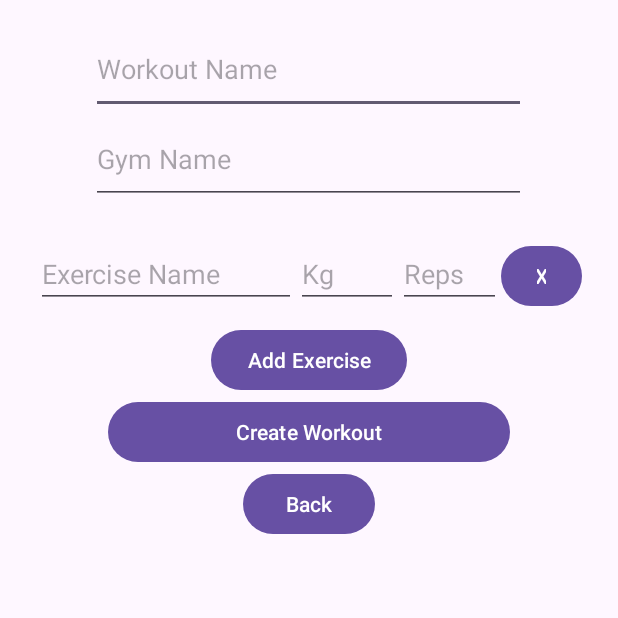
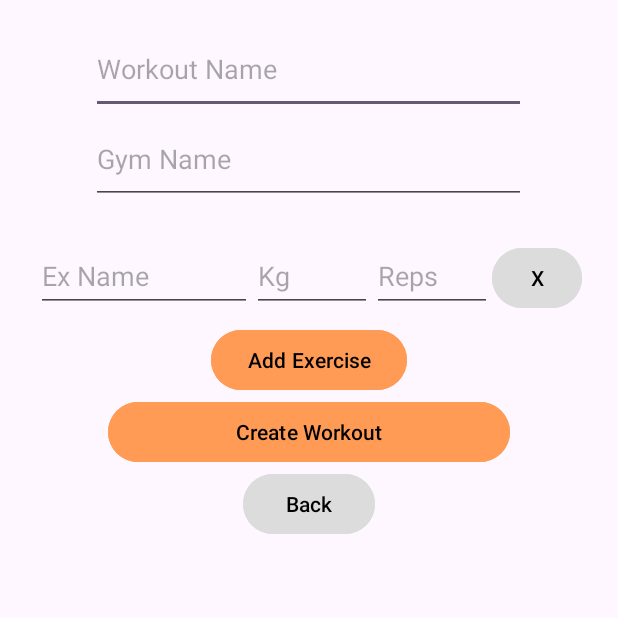
Before and after one commit to DankoKr/pace, an Android app: the CreateWorkoutActivity screen opened directly, with no data from a screen before it, after a tap on "Add Exercise", on a phone screen of 412 x 824 dp, the top half of it. Run offline under Robolectric (Android 15) with nearby library versions, the phone set to English and light mode, and no system bars; our stand-ins replace Firebase (no records; nobody signed in at launch, a user with empty details on screens opened directly).

Commit message:
Improved design (colors and workout/ex item styles) + added back functionality on create/save ex

```diff
--- a/app/src/main/java/com/example/pace/CreateWorkoutActivity.kt
+++ b/app/src/main/java/com/example/pace/CreateWorkoutActivity.kt
@@ -9,8 +9,8 @@ import android.widget.LinearLayout
 import android.widget.Toast
 import androidx.appcompat.app.AppCompatActivity
 import androidx.lifecycle.lifecycleScope
+import com.example.pace.business.IAuthService
 import com.example.pace.business.IExerciseService
-import com.example.pace.business.IAuthService
 import com.example.pace.business.IWorkoutService
 import com.example.pace.business.impl.AuthServiceImpl
 import com.example.pace.business.impl.ExerciseServiceImpl
@@ -82,6 +82,10 @@ class CreateWorkoutActivity : AppCompatActivity() {
             lifecycleScope.launch {
                 try {
                     workoutService.createWorkout(userId, workout)
+                    startActivity(Intent(
+                        this@CreateWorkoutActivity,
+                        MainActivity::class.java
+                    ))
                 } catch (e: Exception) {
                     Toast.makeText(this@CreateWorkoutActivity, "Failed to create workout: ${e.message}", Toast.LENGTH_LONG).show()
                 }
--- a/app/src/main/java/com/example/pace/ManageWorkoutActivity.kt
+++ b/app/src/main/java/com/example/pace/ManageWorkoutActivity.kt
@@ -110,6 +110,7 @@ class ManageWorkoutActivity : AppCompatActivity() {
             lifecycleScope.launch {
                 try {
                     workoutService.editWorkout(userId, selectedDate, workout)
+                    startActivity(Intent(this@ManageWorkoutActivity, MainActivity::class.java))
                 } catch (e: Exception) {
                     Toast.makeText(this@ManageWorkoutActivity, "Failed to save changes: ${e.message}", Toast.LENGTH_LONG).show()
                 }
--- a/app/src/main/java/com/example/pace/adapter/WorkoutAdapter.kt
+++ b/app/src/main/java/com/example/pace/adapter/WorkoutAdapter.kt
@@ -24,6 +24,7 @@ class WorkoutAdapter(private val workouts: List<Workout>) :
 
     inner class ViewHolder(itemView: View) : RecyclerView.ViewHolder(itemView) {
         val workoutNameTextView: TextView = itemView.findViewById(R.id.workoutNameTextView)
+        val workoutGymNameTextView: TextView = itemView.findViewById(R.id.workoutGymNameTextView)
 
         init {
             // Set click listener
@@ -45,6 +46,7 @@ class WorkoutAdapter(private val workouts: List<Workout>) :
     override fun onBindViewHolder(holder: ViewHolder, position: Int) {
         val workout = workouts[position]
         holder.workoutNameTextView.text = workout.workoutName
+        holder.workoutGymNameTextView.text = workout.gymName
     }
 
     override fun getItemCount(): Int {
--- a/app/src/main/res/layout/activity_create_workout.xml
+++ b/app/src/main/res/layout/activity_create_workout.xml
@@ -43,20 +43,26 @@
             android:layout_width="wrap_content"
             android:layout_height="wrap_content"
             android:text="@string/add_exercise"
-            android:layout_gravity="center"/>
+            android:layout_gravity="center"
+            android:backgroundTint="@color/orange"
+            android:textColor="@color/black" />
 
         <Button
             android:id="@+id/btnCreateWorkout"
             android:layout_width="268dp"
             android:layout_height="wrap_content"
             android:text="@string/create_workout"
-            android:layout_gravity="center" />
+            android:layout_gravity="center"
+            android:backgroundTint="@color/orange"
+            android:textColor="@color/black" />
 
         <Button
             android:id="@+id/btnGoBack"
             android:layout_width="wrap_content"
             android:layout_height="wrap_content"
             android:layout_gravity="center"
-            android:text="@string/go_back" />
+            android:text="@string/go_back"
+            android:backgroundTint="#DCDCDC"
+            android:textColor="@color/black" />
     </LinearLayout>
 </ScrollView>
--- a/app/src/main/res/layout/exercise_item.xml
+++ b/app/src/main/res/layout/exercise_item.xml
@@ -7,8 +7,8 @@
 
     <EditText
         android:id="@+id/exerciseName"
-        android:layout_width="15dp"
-        android:layout_height="wrap_content"
+        android:layout_width="48dp"
+        android:layout_height="48dp"
         android:layout_weight="3"
         android:hint="@string/exercise_name"
         android:inputType="text"
@@ -16,8 +16,8 @@
 
     <EditText
         android:id="@+id/kgField"
-        android:layout_width="15dp"
-        android:layout_height="wrap_content"
+        android:layout_width="48dp"
+        android:layout_height="48dp"
         android:layout_weight="1"
         android:hint="@string/kg"
         android:inputType="numberDecimal"
@@ -25,8 +25,8 @@
 
     <EditText
         android:id="@+id/repsField"
-        android:layout_width="15dp"
-        android:layout_height="wrap_content"
+        android:layout_width="48dp"
+        android:layout_height="48dp"
         android:layout_weight="1"
         android:hint="@string/reps"
         android:inputType="number"
@@ -34,8 +34,10 @@
 
     <Button
         android:id="@+id/btnDeleteExercise"
-        android:layout_width="54dp"
-        android:layout_height="wrap_content"
-        android:text="@string/x" />
+        android:layout_width="60dp"
+        android:layout_height="48dp"
+        android:text="@string/x"
+        android:backgroundTint="#DCDCDC"
+        android:textColor="@color/black" />
 
 </LinearLayout>
--- a/app/src/main/res/values/strings.xml
+++ b/app/src/main/res/values/strings.xml
@@ -11,7 +11,7 @@
     <string name="workout_name">Workout Name</string>
     <string name="gym_name">Gym Name</string>
     <string name="add_exercise">Add Exercise</string>
-    <string name="exercise_name">Exercise Name</string>
+    <string name="exercise_name">Ex Name</string>
     <string name="kg">Kg</string>
     <string name="reps">Reps</string>
     <string name="create_workout">Create Workout</string>
--- a/build.gradle.kts
+++ b/build.gradle.kts
@@ -5,6 +5,6 @@ buildscript {
 }
 // Top-level build file where you can add configuration options common to all sub-projects/modules.
 plugins {
-    id("com.android.application") version "8.3.2" apply false
+    id("com.android.application") version "8.4.0" apply false
     id("org.jetbrains.kotlin.android") version "1.9.22" apply false
 }
```
Also changed, not shown: app/src/main/res/layout/activity_main.xml (+11 -7 lines), app/src/main/res/layout/activity_manage_workout.xml (+9 -3 lines), app/src/main/res/layout/workout_item.xml (+26 -5 lines), app/src/main/res/values/styles.xml (added, +9 -0 lines), gradle/wrapper/gradle-wrapper.properties.
